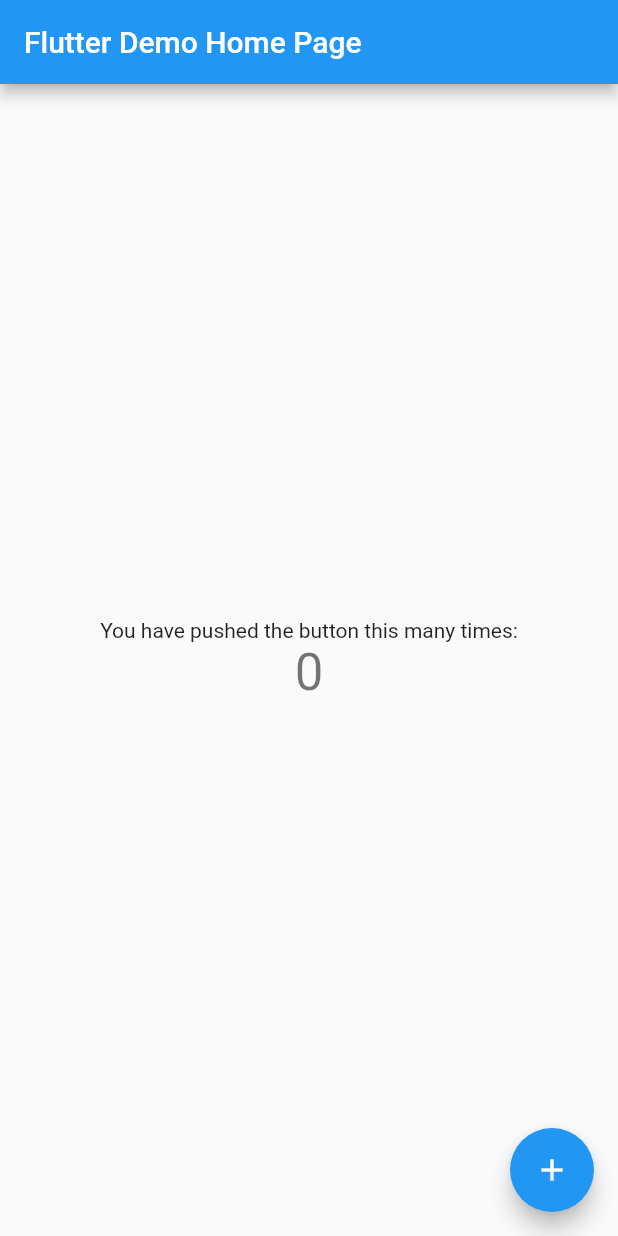
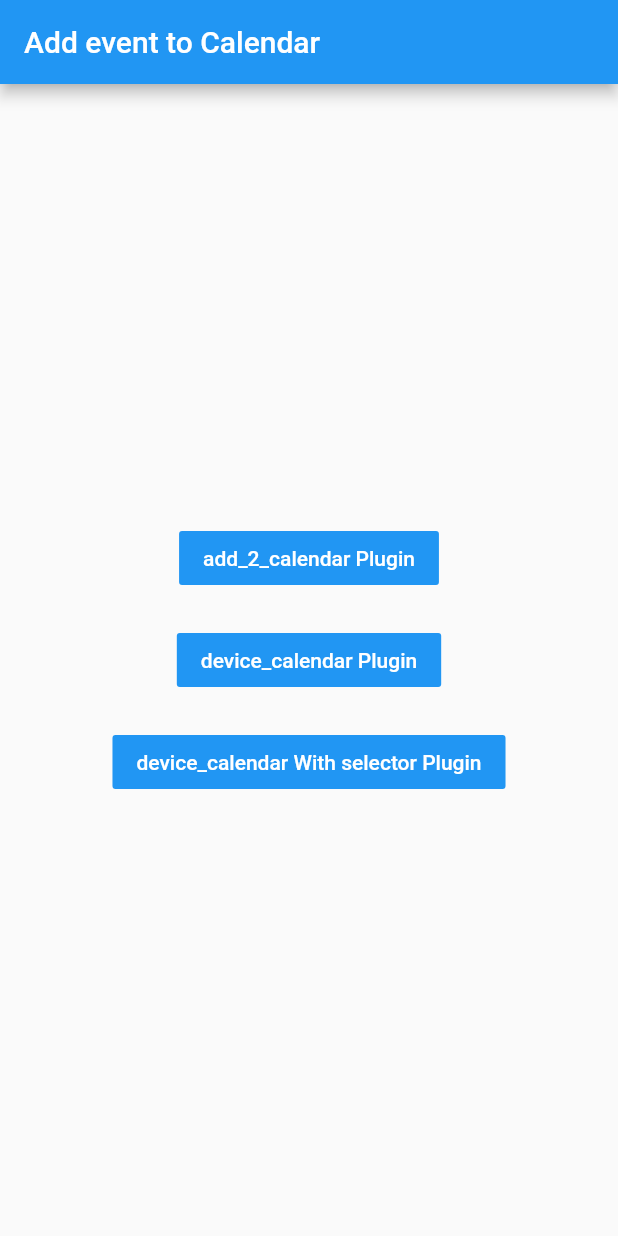
Before and after one commit to LucazzP/add_to_calendar_poc, a Flutter app: the screen it shows after launch, on a phone screen of 412 x 824 dp. Run offline on Flutter 3.47's test engine with Material 2 defaults, Android fonts, the phone set to English and light mode, and no system bars; missing offline and left inert: add_2_calendar, device_calendar.

```diff
--- /dev/null
+++ b/lib/home_page.dart
@@ -0,0 +1,58 @@
+import 'package:add_event_calendar_poc/add_2_calendar.dart';
+import 'package:add_event_calendar_poc/device_calendar.dart';
+import 'package:flutter/material.dart';
+
+import 'device_calendar_with_selector.dart';
+
+class HomePage extends StatefulWidget {
+  HomePage({Key key, this.title}) : super(key: key);
+  final String title;
+
+  @override
+  _HomePageState createState() => _HomePageState();
+}
+
+class _HomePageState extends State<HomePage> {
+  @override
+  Widget build(BuildContext context) {
+    return Scaffold(
+      appBar: AppBar(
+        title: Text(widget.title),
+      ),
+      body: Center(
+        child: Column(
+          mainAxisAlignment: MainAxisAlignment.center,
+          children: <Widget>[
+            FlatButton(
+              onPressed: () => Navigator.of(context).push(MaterialPageRoute(
+                builder: (context) => Add2CalendarPage(title: "Add2CalendarPage"),
+              )),
+              child: Text("add_2_calendar Plugin"),
+              color: Colors.blue,
+              textColor: Colors.white,
+            ),
+            const SizedBox(height: 20),
+            FlatButton(
+              onPressed: () => Navigator.of(context).push(MaterialPageRoute(
+                builder: (context) => DeviceCalendarPage(title: "DeviceCalendarPage"),
+              )),
+              child: Text("device_calendar Plugin"),
+              color: Colors.blue,
+              textColor: Colors.white,
+            ),
+            const SizedBox(height: 20),
+            FlatButton(
+              onPressed: () => Navigator.of(context).push(MaterialPageRoute(
+                builder: (context) =>
+                    DeviceCalendarWithSelectorPage(title: "DeviceCalendarPage with Selector"),
+              )),
+              child: Text("device_calendar With selector Plugin"),
+              color: Colors.blue,
+              textColor: Colors.white,
+            ),
+          ],
+        ),
+      ),
+    );
+  }
+}
--- a/lib/main.dart
+++ b/lib/main.dart
@@ -1,117 +1,20 @@
 import 'package:flutter/material.dart';
+import './home_page.dart';
 
 void main() {
   runApp(MyApp());
 }
 
 class MyApp extends StatelessWidget {
-  // This widget is the root of your application.
   @override
   Widget build(BuildContext context) {
     return MaterialApp(
       title: 'Flutter Demo',
       theme: ThemeData(
-        // This is the theme of your application.
-        //
-        // Try running your application with "flutter run". You'll see the
-        // application has a blue toolbar. Then, without quitting the app, try
-        // changing the primarySwatch below to Colors.green and then invoke
-        // "hot reload" (press "r" in the console where you ran "flutter run",
-        // or simply save your changes to "hot reload" in a Flutter IDE).
-        // Notice that the counter didn't reset back to zero; the application
-        // is not restarted.
         primarySwatch: Colors.blue,
-        // This makes the visual density adapt to the platform that you run
-        // the app on. For desktop platforms, the controls will be smaller and
-        // closer together (more dense) than on mobile platforms.
         visualDensity: VisualDensity.adaptivePlatformDensity,
       ),
-      home: MyHomePage(title: 'Flutter Demo Home Page'),
+      home: HomePage(title: 'Add event to Calendar'),
     );
   }
 }
-
-class MyHomePage extends StatefulWidget {
-  MyHomePage({Key key, this.title}) : super(key: key);
-
-  // This widget is the home page of your application. It is stateful, meaning
-  // that it has a State object (defined below) that contains fields that affect
-  // how it looks.
-
-  // This class is the configuration for the state. It holds the values (in this
-  // case the title) provided by the parent (in this case the App widget) and
-  // used by the build method of the State. Fields in a Widget subclass are
-  // always marked "final".
-
-  final String title;
-
-  @override
-  _MyHomePageState createState() => _MyHomePageState();
-}
-
-class _MyHomePageState extends State<MyHomePage> {
-  int _counter = 0;
-
-  void _incrementCounter() {
-    setState(() {
-      // This call to setState tells the Flutter framework that something has
-      // changed in this State, which causes it to rerun the build method below
-      // so that the display can reflect the updated values. If we changed
-      // _counter without calling setState(), then the build method would not be
-      // called again, and so nothing would appear to happen.
-      _counter++;
-    });
-  }
-
-  @override
-  Widget build(BuildContext context) {
-    // This method is rerun every time setState is called, for instance as done
-    // by the _incrementCounter method above.
-    //
-    // The Flutter framework has been optimized to make rerunning build methods
-    // fast, so that you can just rebuild anything that needs updating rather
-    // than having to individually change instances of widgets.
-    return Scaffold(
-      appBar: AppBar(
-        // Here we take the value from the MyHomePage object that was created by
-        // the App.build method, and use it to set our appbar title.
-        title: Text(widget.title),
-      ),
-      body: Center(
-        // Center is a layout widget. It takes a single child and positions it
-        // in the middle of the parent.
-        child: Column(
-          // Column is also a layout widget. It takes a list of children and
-          // arranges them vertically. By default, it sizes itself to fit its
-          // children horizontally, and tries to be as tall as its parent.
-          //
-          // Invoke "debug painting" (press "p" in the console, choose the
-          // "Toggle Debug Paint" action from the Flutter Inspector in Android
-          // Studio, or the "Toggle Debug Paint" command in Visual Studio Code)
-          // to see the wireframe for each widget.
-          //
-          // Column has various properties to control how it sizes itself and
-          // how it positions its children. Here we use mainAxisAlignment to
-          // center the children vertically; the main axis here is the vertical
-          // axis because Columns are vertical (the cross axis would be
-          // horizontal).
-          mainAxisAlignment: MainAxisAlignment.center,
-          children: <Widget>[
-            Text(
-              'You have pushed the button this many times:',
-            ),
-            Text(
-              '$_counter',
-              style: Theme.of(context).textTheme.headline4,
-            ),
-          ],
-        ),
-      ),
-      floatingActionButton: FloatingActionButton(
-        onPressed: _incrementCounter,
-        tooltip: 'Increment',
-        child: Icon(Icons.add),
-      ), // This trailing comma makes auto-formatting nicer for build methods.
-    );
-  }
-}
```
Also changed, not shown: lib/add_2_calendar.dart (added, +59 -0 lines), lib/device_calendar.dart (added, +86 -0 lines), lib/device_calendar_with_selector.dart (added, +87 -0 lines), lib/select_calendar_bottom_sheet.dart (added, +38 -0 lines), pubspec.yaml (+3 -58 lines), pubspec.lock, 14 other files.
